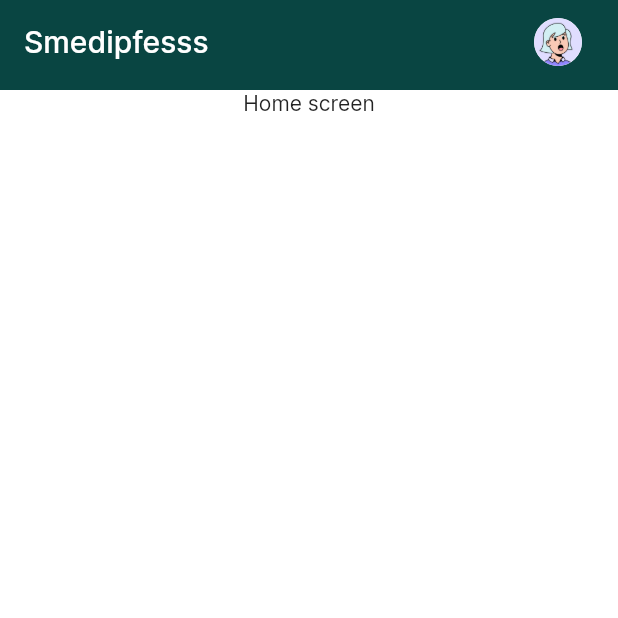
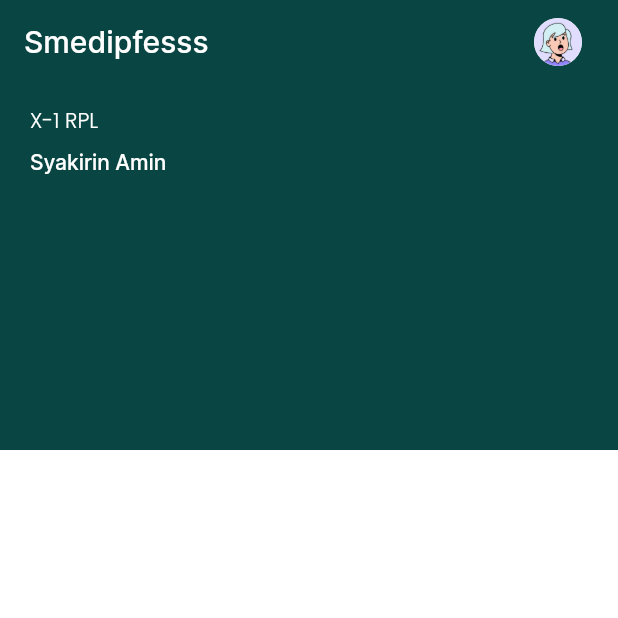
Before and after one commit to smeducative/smedipfess-app, a Flutter app: the HomeScreen screen opened directly, on a phone screen of 412 x 824 dp, the top half of it. Run offline on Flutter 3.47's test engine with Material 2 defaults, Android fonts, the phone set to English and light mode, and no system bars; our stand-ins replace flutter_svg.

Commit message:
fixed home screen

```diff
--- a/lib/screens/home/home_sceen.dart
+++ b/lib/screens/home/home_sceen.dart
@@ -1,4 +1,5 @@
 import 'package:flutter/material.dart';
+import 'package:smedipfess/constants/theme.dart';
 import 'package:smedipfess/screens/components/custom_app_bar.dart';
 
 class HomeScreen extends StatefulWidget {
@@ -28,8 +29,54 @@ class _HomeScreenState extends State<HomeScreen> {
         shrinkWrap: true,
         physics: const BouncingScrollPhysics(),
         children: [
-          const Center(
-            child: Text('Home screen'),
+          Container(
+            height: 350,
+            color: Colors.white,
+            child: Stack(
+              children: [
+                Container(
+                  height: 240,
+                  width: double.infinity,
+                  color: AppColorTheme.kPrimary,
+                  child: Column(
+                    mainAxisAlignment: MainAxisAlignment.start,
+                    crossAxisAlignment: CrossAxisAlignment.start,
+                    children: const [
+                      Padding(
+                        padding: EdgeInsets.only(
+                          top: 10,
+                          left: 20,
+                        ),
+                        child: Text(
+                          'X-1 RPL',
+                          style: TextStyle(
+                            fontSize: 14,
+                            fontFamily: 'poppins',
+                            fontWeight: FontWeight.w300,
+                            color: Colors.white,
+                          ),
+                        ),
+                      ),
+                      Padding(
+                        padding: EdgeInsets.only(
+                          top: 8.0,
+                          left: 20,
+                        ),
+                        child: Text(
+                          'Syakirin Amin',
+                          style: TextStyle(
+                            fontSize: 14,
+                            fontFamily: 'inter',
+                            fontWeight: FontWeight.w500,
+                            color: Colors.white,
+                          ),
+                        ),
+                      ),
+                    ],
+                  ),
+                ),
+              ],
+            ),
           ),
         ],
       ),
```
